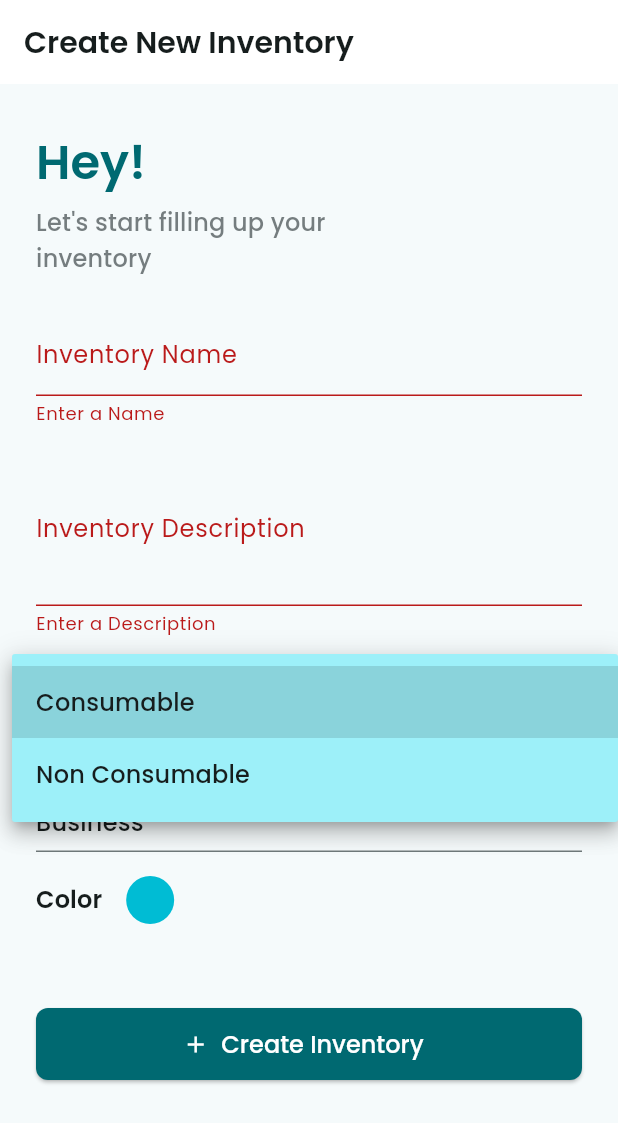
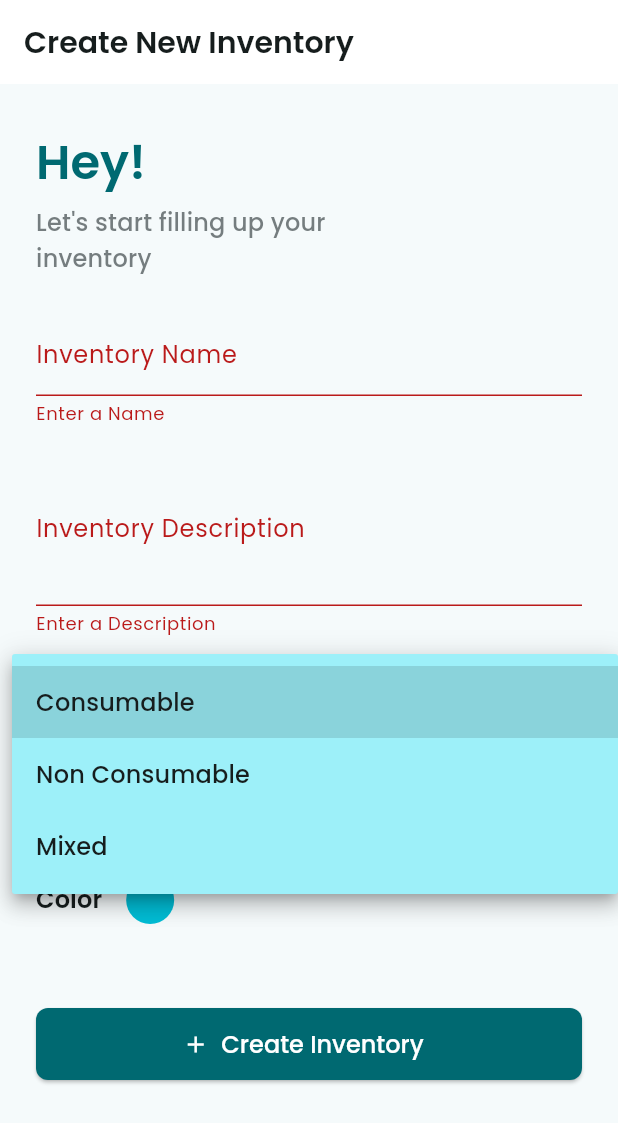
Before and after one commit to faruqonaayo/ethircle_blk_app, a Flutter app: the InventoryForm screen opened by its route, after a tap on "Create Inventory", after a tap on "Consumable", on a phone screen of 412 x 824 dp. Shown: the top 1123 px of the screen. Run offline on Flutter 3.47's test engine with Material 3 defaults, Android fonts, the phone set to English and light mode, and no system bars; our stand-ins replace flutter_colorpicker, flutter_riverpod, go_router, google_fonts, sqflite; accounts and stored records are empty.

Commit message:
ADD inventory management features: implement InventoryList and InventoryCard widgets; enhance InventoryForm and Inventory class with type and use enums; update AppLayout for navigation

```diff
--- a/lib/data/models/inventory.dart
+++ b/lib/data/models/inventory.dart
@@ -1,9 +1,12 @@
+import 'package:ethircle_blk_app/data/models/inventory_type.dart';
+import 'package:ethircle_blk_app/data/models/inventory_use.dart';
+
 class Inventory {
   final String id;
   final String name;
   final String description;
-  final String type;
-  final String use;
+  final InventoryType type;
+  final InventoryUse use;
   final int rColor;
   final int gColor;
   final int bColor;
--- a/lib/data/models/inventory_type.dart
+++ b/lib/data/models/inventory_type.dart
@@ -1,7 +1,11 @@
+import 'package:flutter/material.dart';
+
 enum InventoryType {
-  consumable('Consumable'),
-  nonConsumable('Non Consumable');
+  consumable('Consumable', Colors.green),
+  nonConsumable('Non Consumable', Colors.blue),
+  mixed('Mixed', Colors.purple);
 
   final String text;
-  const InventoryType(this.text);
+  final Color color;
+  const InventoryType(this.text, this.color);
 }
--- a/lib/data/models/inventory_use.dart
+++ b/lib/data/models/inventory_use.dart
@@ -1,9 +1,12 @@
+import 'package:flutter/material.dart';
+
 enum InventoryUse {
-  business("Business"),
-  education("Education"),
-  personal("Personal"),
-  other("Other");
+  business("Business", Icons.business),
+  education("Education", Icons.book),
+  personal("Personal", Icons.person),
+  other("Other", Icons.more_horiz);
 
   final String text;
-  const InventoryUse(this.text);
+  final IconData icon;
+  const InventoryUse(this.text, this.icon);
 }
--- a/lib/data/services/inventory_service.dart
+++ b/lib/data/services/inventory_service.dart
@@ -1,7 +1,9 @@
-import 'package:ethircle_blk_app/data/database/local_db.dart';
 import 'package:sqflite/sqflite.dart';
 import 'package:uuid/uuid.dart';
 
+import 'package:ethircle_blk_app/data/database/local_db.dart';
+import 'package:ethircle_blk_app/data/models/inventory_type.dart';
+import 'package:ethircle_blk_app/data/models/inventory_use.dart';
 import 'package:ethircle_blk_app/data/models/inventory.dart';
 
 final uuid = Uuid();
@@ -10,8 +12,8 @@ class InventoryService {
   static Inventory createNewInventory({
     required String name,
     required String description,
-    required String type,
-    required String use,
+    required InventoryType type,
+    required InventoryUse use,
     required int rColor,
     required int gColor,
     required int bColor,
@@ -38,8 +40,8 @@ class InventoryService {
         'id': inventory.id,
         'name': inventory.name,
         'description': inventory.description,
-        'type': inventory.type,
-        'use': inventory.use,
+        'type': inventory.type.name,
+        'use': inventory.use.name,
         'rColor': inventory.rColor,
         'gColor': inventory.gColor,
         'bColor': inventory.bColor,
--- a/lib/screens/inventory_form.dart
+++ b/lib/screens/inventory_form.dart
@@ -1,22 +1,24 @@
 import 'package:flutter/material.dart';
 import 'package:flutter_colorpicker/flutter_colorpicker.dart';
+import 'package:flutter_riverpod/flutter_riverpod.dart';
 
+import 'package:ethircle_blk_app/data/providers/inventory_provider.dart';
 import 'package:ethircle_blk_app/data/services/inventory_service.dart';
 import 'package:ethircle_blk_app/data/models/inventory_type.dart';
 import 'package:ethircle_blk_app/data/models/inventory_use.dart';
 import 'package:ethircle_blk_app/widgets/input_field.dart';
 
-class InventoryForm extends StatefulWidget {
+class InventoryForm extends ConsumerStatefulWidget {
   const InventoryForm({super.key});
 
   @override
-  State<InventoryForm> createState() => _InventoryFormState();
+  ConsumerState<InventoryForm> createState() => _InventoryFormState();
 }
 
-class _InventoryFormState extends State<InventoryForm> {
+class _InventoryFormState extends ConsumerState<InventoryForm> {
   final _formKey = GlobalKey<FormState>();
-  var _selectedType = InventoryType.values.first.name;
-  var _selectedUse = InventoryUse.values.first.name;
+  var _selectedType = InventoryType.values.first;
+  var _selectedUse = InventoryUse.values.first;
   Color _selectedColor = Colors.cyan;
   var _enteredName = "";
   var _enteredDescription = "";
@@ -103,7 +105,7 @@ class _InventoryFormState extends State<InventoryForm> {
             dropdownColor: colorScheme.primaryContainer,
 
             items: InventoryType.values
-                .map((type) => buildDropdownItem(type.name, type.text))
+                .map((type) => buildDropdownItem(type, type.text))
                 .toList(),
             onChanged: (value) {
               setState(() {
@@ -117,7 +119,7 @@ class _InventoryFormState extends State<InventoryForm> {
             dropdownColor: colorScheme.primaryContainer,
 
             items: InventoryUse.values
-                .map((use) => buildDropdownItem(use.name, use.text))
+                .map((use) => buildDropdownItem(use, use.text))
                 .toList(),
             onChanged: (value) {
               setState(() {
@@ -140,7 +142,7 @@ class _InventoryFormState extends State<InventoryForm> {
     );
   }
 
-  DropdownMenuItem buildDropdownItem(String value, String displayText) {
+  DropdownMenuItem buildDropdownItem(Enum value, String displayText) {
     return DropdownMenuItem(value: value, child: Text(displayText));
   }
 
@@ -220,6 +222,9 @@ class _InventoryFormState extends State<InventoryForm> {
       gColor: convertColorToInt(_selectedColor.g),
       bColor: convertColorToInt(_selectedColor.b),
     );
+
+    final inventoryNotifier = ref.read(inventoryProvider.notifier);
+    inventoryNotifier.addInventory(newInventory);
   }
 
   int convertColorToInt(double value) {
```
Also changed, not shown: lib/app_layout.dart (+13 -2 lines), lib/screens/inventory_list.dart (added, +44 -0 lines), lib/widgets/inventory_card.dart (added, +53 -0 lines).
